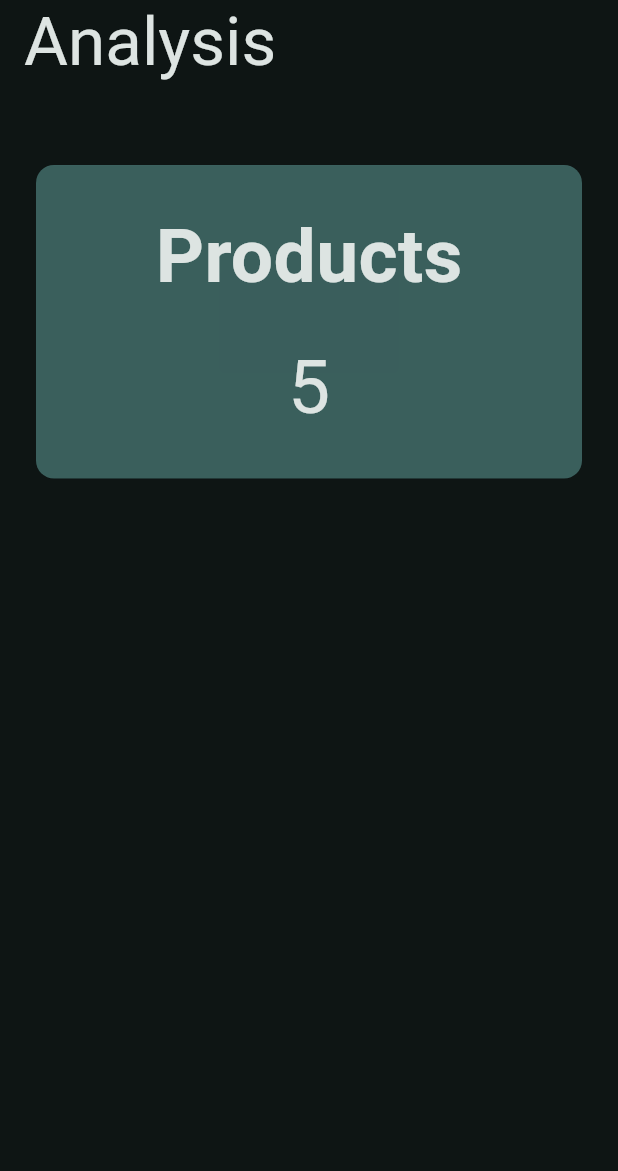
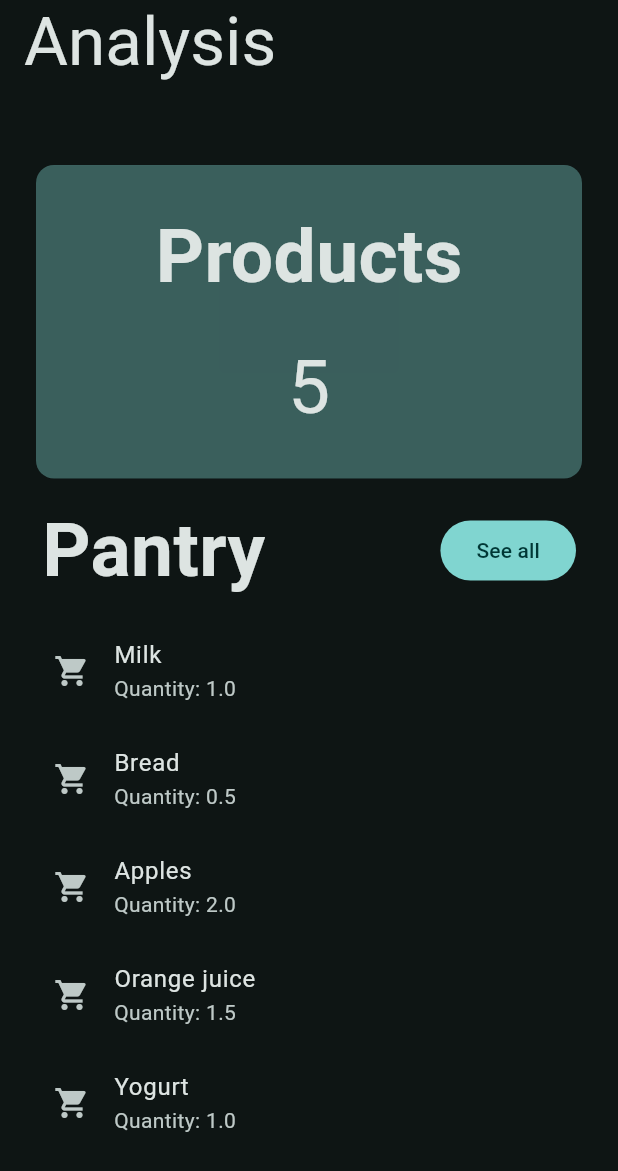
Before and after one commit to vcrolack/iot-home-control, a Flutter app: the AnalysisDataScreen screen opened by its route, on a phone screen of 412 x 824 dp. Shown: the top 1171 px of the screen. Run offline on Flutter 3.47's test engine with Material 2 defaults, Android fonts, the phone set to English and light mode, and no system bars; our stand-ins replace flutter_dotenv, flutter_riverpod, go_router, isar; accounts and stored records are empty; generated files the repository leaves out were written again.

Commit message:
add analysis screen and widgets

```diff
--- a/lib/domain/entities/entities.dart
+++ b/lib/domain/entities/entities.dart
@@ -6,3 +6,6 @@ export 'devices/device.dart'; // Father entity
 export 'devices/pantry.dart';
 export 'devices/light.dart';
 export 'devices/curtain.dart';
+
+/* PRODUCT ENTITIES */
+export 'product.dart';
--- /dev/null
+++ b/lib/presentation/mocks/constants/products_constant.dart
@@ -0,0 +1,58 @@
+import 'package:iot_home_control/domain/entities/product.dart';
+
+final List<Product> products = [
+  Product(
+    id: 1,
+    name: 'Milk',
+    purchaseDate: DateTime(2023, 1, 1),
+    expiryDate: DateTime(2023, 1, 15),
+    quantity: 1.0,
+    sizes: '1L',
+    userId: 101,
+  ),
+  Product(
+    id: 2,
+    name: 'Bread',
+    purchaseDate: DateTime(2023, 1, 3),
+    expiryDate: DateTime(2023, 1, 8),
+    quantity: 0.5,
+    sizes: '500g',
+    userId: 101,
+  ),
+  Product(
+    id: 3,
+    name: 'Apples',
+    purchaseDate: DateTime(2023, 1, 5),
+    expiryDate: DateTime(2023, 1, 20),
+    quantity: 2.0,
+    sizes: '2kg',
+    userId: 101,
+  ),
+  Product(
+    id: 4,
+    name: 'Orange juice',
+    purchaseDate: DateTime(2023, 1, 7),
+    expiryDate: DateTime(2023, 1, 14),
+    quantity: 1.5,
+    sizes: '1.5L',
+    userId: 101,
+  ),
+  Product(
+    id: 5,
+    name: 'Yogurt',
+    purchaseDate: DateTime(2023, 1, 9),
+    expiryDate: DateTime(2023, 1, 19),
+    quantity: 1.0,
+    sizes: '1L',
+    userId: 101,
+  ),
+  Product(
+    id: 6,
+    name: 'Cheese',
+    purchaseDate: DateTime(2023, 1, 11),
+    expiryDate: DateTime(2023, 1, 25),
+    quantity: 0.3,
+    sizes: '300g',
+    userId: 101,
+  ),
+];
--- a/lib/presentation/screens/analysis-data/analysis_data_screen.dart
+++ b/lib/presentation/screens/analysis-data/analysis_data_screen.dart
@@ -1,4 +1,5 @@
 import 'package:flutter/material.dart';
+import 'package:iot_home_control/presentation/mocks/constants/products_constant.dart';
 import 'package:iot_home_control/presentation/widgets/widgets.dart';
 
 class AnalysisDataScreen extends StatelessWidget {
@@ -12,17 +13,14 @@ class AnalysisDataScreen extends StatelessWidget {
       appBar: AppBar(
         title: const Text('Analysis'),
       ),
-      body: const SingleChildScrollView(
-        child: Padding(
-          padding: EdgeInsets.symmetric(vertical: 50, horizontal: 20),
-          child: Center(
-            child: Column(children: [
-              ProductsCounter(
-                quantity: 5,
-              )
-            ]),
+      body: Padding(
+        padding: const EdgeInsets.symmetric(vertical: 50, horizontal: 20),
+        child: Column(children: [
+          const ProductsCounter(
+            quantity: 5,
           ),
-        ),
+          Flexible(child: ListProducts(label: 'Pantry', products: products)),
+        ]),
       ),
     );
   }
--- /dev/null
+++ b/lib/presentation/widgets/common/custom_dialog.dart
@@ -0,0 +1,58 @@
+import 'package:flutter/material.dart';
+import 'package:iot_home_control/presentation/mocks/constants/products_constant.dart';
+
+class CustomDialog extends StatelessWidget {
+  final String title;
+  final BuildContext context;
+  final Widget? content;
+  final List? items;
+  final List<String> actions;
+  final String textButton;
+
+  const CustomDialog(
+      {super.key,
+      required this.title,
+      required this.context,
+      this.content,
+      this.items,
+      required this.actions,
+      required this.textButton});
+
+  Future<void> _dialogBuilder(BuildContext context) {
+    return showDialog<void>(
+        context: context,
+        builder: (BuildContext dialogContext) {
+          return AlertDialog(
+            title: Text(title),
+            content: SizedBox(
+              width: double.maxFinite,
+              child: ListView.builder(
+                  shrinkWrap: true,
+                  itemCount: products.length,
+                  itemBuilder: (context, index) {
+                    final product = products[index];
+                    return ListTile(
+                      title: Text(product.name),
+                      subtitle: Text('Quantity: ${product.quantity}'),
+                      leading: const Icon(Icons.shopping_cart),
+                    );
+                  }),
+            ),
+            actions: actions
+                .map((action) => TextButton(
+                      onPressed: () {
+                        Navigator.of(dialogContext).pop();
+                      },
+                      child: Text(action),
+                    ))
+                .toList(),
+          );
+        });
+  }
+
+  @override
+  Widget build(BuildContext context) {
+    return FilledButton(
+        onPressed: () => _dialogBuilder(context), child: Text(textButton));
+  }
+}
--- /dev/null
+++ b/lib/presentation/widgets/common/list_products.dart
@@ -0,0 +1,63 @@
+import 'package:flutter/material.dart';
+import 'package:iot_home_control/domain/entities/entities.dart';
+import 'package:iot_home_control/presentation/widgets/widgets.dart';
+
+class ListProducts extends StatelessWidget {
+  final String label;
+  final List<Product> products;
+  final int? itemCount;
+  // todo: implements the consume by product (maybe JOIN between Despensa table with Registro consumo table
+
+  const ListProducts(
+      {super.key,
+      required this.label,
+      required this.products,
+      this.itemCount = 5});
+
+  @override
+  Widget build(BuildContext context) {
+    return Column(
+      crossAxisAlignment: CrossAxisAlignment.start,
+      children: [
+        Padding(
+          padding: const EdgeInsets.all(8.0),
+          child: Row(
+            children: [
+              Text(
+                label,
+                style: const TextStyle(
+                  fontSize: 50,
+                  fontWeight: FontWeight.bold,
+                ),
+              ),
+              const Spacer(),
+              CustomDialog(
+                  title: 'Daily use',
+                  context: context,
+                  actions: const ['Close'],
+                  textButton: 'See all')
+              // FilledButton(onPressed: () {}, child: const Text('See all'))
+            ],
+          ),
+        ),
+        Expanded(
+          child: ListView.builder(
+            itemCount: itemCount,
+            itemBuilder: (BuildContext context, int index) {
+              if (index < products.length) {
+                Product product = products[index];
+                return ListTile(
+                  title: Text(product.name),
+                  subtitle: Text('Quantity: ${product.quantity}'),
+                  leading: const Icon(Icons.shopping_cart),
+                );
+              } else {
+                return const SizedBox.shrink();
+              }
+            },
+          ),
+        ),
+      ],
+    );
+  }
+}
--- a/lib/presentation/widgets/widgets.dart
+++ b/lib/presentation/widgets/widgets.dart
@@ -1,3 +1,8 @@
+/* COMMON WIDGETS */
+export 'common/custom_drawer.dart';
+export 'common/list_products.dart';
+export 'common/custom_dialog.dart';
+
 /* AUTH WIDGETS */
 export 'auth/custom_appbar_auth.dart';
 
```
